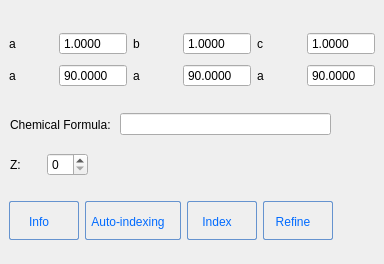
k61n/openhkl, file apps/NSXQt/ui/Tree/UnitCellPropertyWidget.ui: the form before one commit.
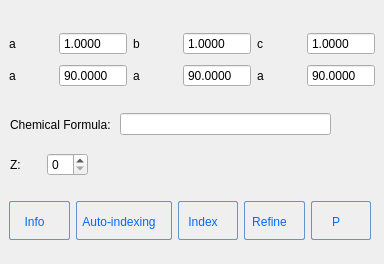
The form after the commit.

Commit message: Restore the Dialog to define TransFormation Matrices for Unit-cells

```diff
--- a/apps/NSXQt/ui/Tree/UnitCellPropertyWidget.ui
+++ b/apps/NSXQt/ui/Tree/UnitCellPropertyWidget.ui
@@ -13,7 +13,7 @@
   <property name="windowTitle">
    <string>Form</string>
   </property>
-  <widget class="QWidget" name="">
+  <widget class="QWidget" name="layoutWidget">
    <property name="geometry">
     <rect>
      <x>9</x>
@@ -166,12 +166,12 @@
     </item>
    </layout>
   </widget>
-  <widget class="QWidget" name="">
+  <widget class="QWidget" name="layoutWidget">
    <property name="geometry">
     <rect>
      <x>9</x>
      <y>200</y>
-     <width>324</width>
+     <width>362</width>
      <height>41</height>
     </rect>
    </property>
@@ -392,9 +392,63 @@
       </property>
      </widget>
     </item>
+    <item>
+     <widget class="QPushButton" name="pushButton_Refine_2">
+      <property name="toolTip">
+       <string>&lt;html&gt;&lt;head/&gt;&lt;body&gt;&lt;p&gt;Transformation matrix&lt;/p&gt;&lt;/body&gt;&lt;/html&gt;</string>
+      </property>
+      <property name="styleSheet">
+       <string notr="true">QPushButton:hover{
+        background: qlineargradient(x1 : 0, y1 : 0, x2 : 0, y2 :   1, stop :   0.0 #ffd9aa,
+                stop :   0.5 #ffbb6e, stop :   0.55 #feae42, stop :   1.0 #fedb74);
+}
+
+QPushButton {
+        border: 1px solid #6593cf;
+        border-radius: 2px;
+        padding: 5px 15px 2px 5px;
+        background: qlineargradient(x1 : 0, y1 : 0, x2 : 0, y2 :   1, stop :   0.0 #f5f9ff,
+                stop :   0.5 #c7dfff, stop :   0.55 #afd2ff, stop :   1.0 #c0dbff);
+        color: #006aff;
+        font: bold large &quot;Arial&quot;;
+        height: 30px;
+}
+
+
+
+
+QPushButton:pressed {
+        background: qlineargradient(x1 : 0, y1 : 0, x2 : 0, y2 :   1, stop :   0.0 #c0dbff,
+        stop :   0.5 #cfd26f, stop :   0.55 #c7df6f, stop :   1.0 #f5f9ff);
+        padding-top: 2px;
+        padding-left: 3px;
+
+}
+
+
+QPushButton:on {
+        background: qlineargradient(x1 : 0, y1 : 0, x2 : 0, y2 :   1, stop :   0.0 #5AA72D,
+        stop :   0.5 #B3E296, stop :   0.55 #B3E296, stop :   1.0 #f5f9ff);
+        padding-top: 2px;
+        padding-left: 3px;
+}
+
+QPushButton:disabled {
+        background: transparent #e5e9ee;
+        padding-top: 2px;        
+        padding-left: 3px;
+        color: black;
+}
+</string>
+      </property>
+      <property name="text">
+       <string>P</string>
+      </property>
+     </widget>
+    </item>
    </layout>
   </widget>
-  <widget class="QWidget" name="">
+  <widget class="QWidget" name="layoutWidget">
    <property name="geometry">
     <rect>
      <x>10</x>
@@ -429,7 +483,7 @@
     </item>
    </layout>
   </widget>
-  <widget class="QWidget" name="">
+  <widget class="QWidget" name="layoutWidget">
    <property name="geometry">
     <rect>
      <x>10</x>
```
The commit also changes 6 other files.
